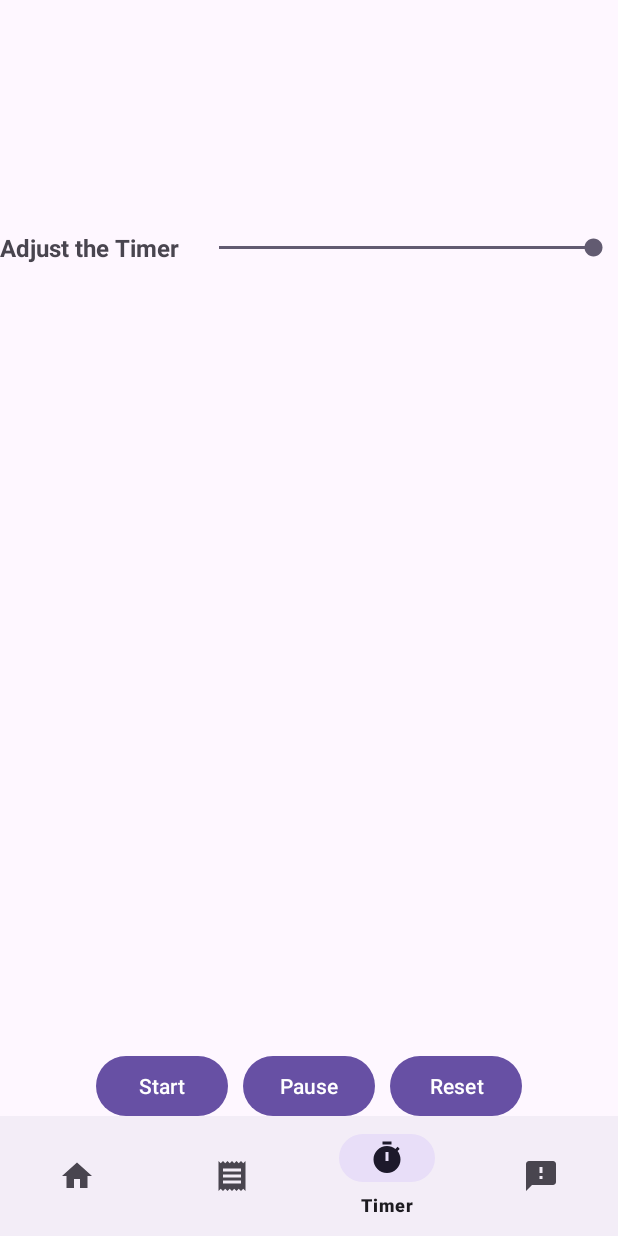
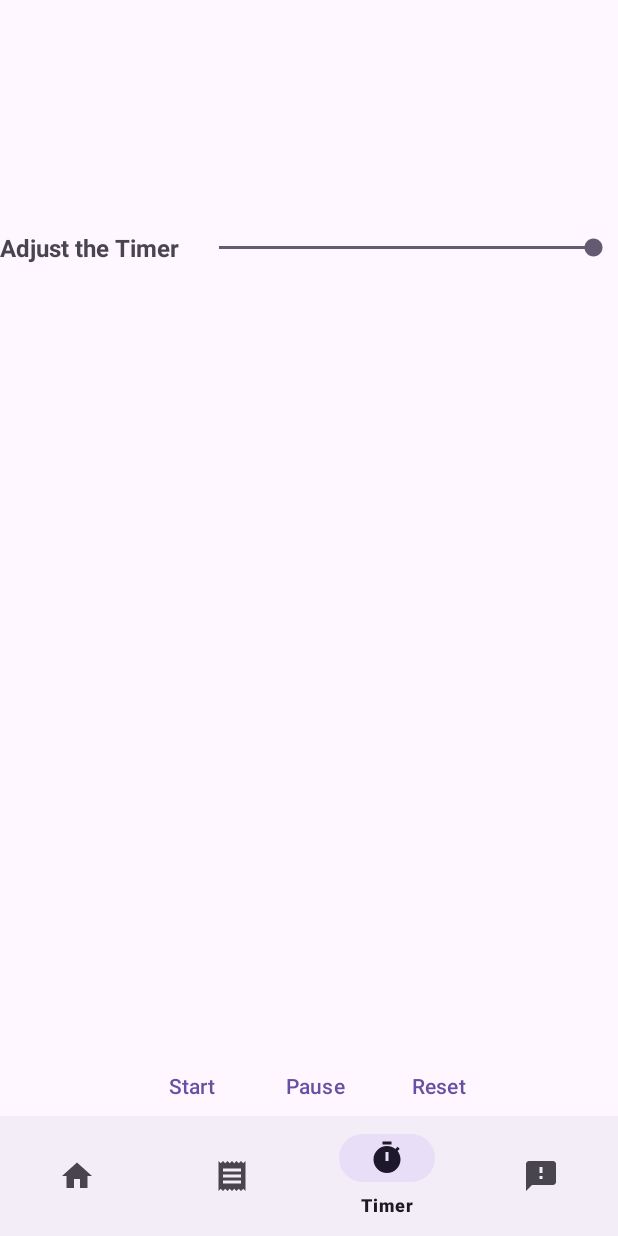
Before and after one commit to ZiyangWangGit/JAVA_ANDROID_MOBILE, an Android app: the screen it shows after launch (MainActivity), item 3 of the bottom bar chosen, on a phone screen of 412 x 824 dp. Run offline under Robolectric (Android 15) with nearby library versions, the phone set to English and light mode, and no system bars.

Commit message:
Update fragment_timer.xml

```diff
--- a/A2_ziyang_wang/app/src/main/res/layout/fragment_timer.xml
+++ b/A2_ziyang_wang/app/src/main/res/layout/fragment_timer.xml
@@ -15,7 +15,8 @@
         android:text="@string/instructions"
         android:textAlignment="viewStart"
         android:textSize="24sp"
-        android:textStyle="bold" />
+        android:textStyle="bold"
+        tools:ignore="VisualLintOverlap" />
 
     <TextView
         android:id="@+id/cookTimeTextView"
@@ -26,7 +27,8 @@
         android:text="@string/timer"
         android:textAlignment="viewStart"
         android:textSize="24sp"
-        android:textStyle="bold" />
+        android:textStyle="bold"
+        tools:ignore="VisualLintOverlap" />
 
 
     <LinearLayout
@@ -41,7 +43,8 @@
             android:layout_height="wrap_content"
             android:text="@string/adjust_the_timer"
             android:textSize="16sp"
-            android:textStyle="bold" />
+            android:textStyle="bold"
+            tools:ignore="TextSizeCheck" />
 
         <SeekBar
             android:id="@+id/blueSeekBar"
@@ -53,6 +56,7 @@
     </LinearLayout>
 
     <LinearLayout
+        style="?android:attr/buttonBarStyle"
         android:layout_width="match_parent"
         android:layout_height="wrap_content"
         android:gravity="center"
@@ -60,6 +64,7 @@
 
         <Button
             android:id="@+id/startButton"
+            style="?android:attr/buttonBarButtonStyle"
             android:layout_width="wrap_content"
             android:layout_height="wrap_content"
             android:layout_marginEnd="10dp"
@@ -67,6 +72,7 @@
 
         <Button
             android:id="@+id/pauseButton"
+            style="?android:attr/buttonBarButtonStyle"
             android:layout_width="wrap_content"
             android:layout_height="wrap_content"
             android:layout_marginEnd="10dp"
@@ -74,6 +80,7 @@
 
         <Button
             android:id="@+id/resetButton"
+            style="?android:attr/buttonBarButtonStyle"
             android:layout_width="wrap_content"
             android:layout_height="wrap_content"
             android:text="@string/reset" />
```
